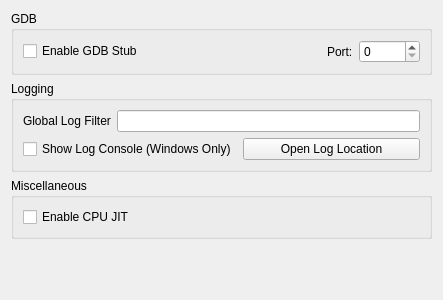
First picture: the form in src/citra_qt/configuration/configure_debug.ui, repository PabloMK7/citra, before the edit.
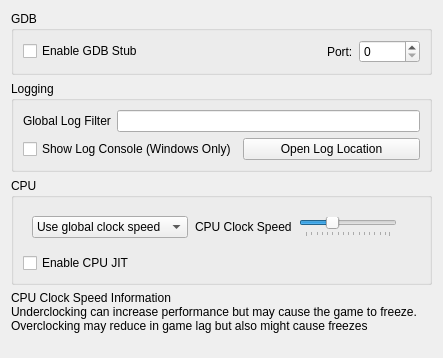
Second picture: the form after the edit.

Commit message: citra_qt: Move CPU speed slider to debug tab and Report Comptaibility to help menu (#6250)

What changed in the file:
```diff
--- a/src/citra_qt/configuration/configure_debug.ui
+++ b/src/citra_qt/configuration/configure_debug.ui
@@ -7,7 +7,7 @@
     <x>0</x>
     <y>0</y>
     <width>443</width>
-    <height>300</height>
+    <height>358</height>
    </rect>
   </property>
   <property name="windowTitle">
@@ -109,10 +109,78 @@
    <item>
     <widget class="QGroupBox" name="groupBox_3">
      <property name="title">
-      <string>Miscellaneous</string>
+      <string>CPU</string>
      </property>
-     <layout class="QVBoxLayout" name="verticalLayout_4">
-      <item>
+     <layout class="QGridLayout" name="gridLayout_2">
+      <item row="1" column="0">
+       <widget class="QWidget" name="clock_speed_widget" native="true">
+        <layout class="QHBoxLayout" name="clock_speed_layout">
+         <property name="spacing">
+          <number>7</number>
+         </property>
+         <item>
+          <widget class="QComboBox" name="clock_speed_combo">
+           <item>
+            <property name="text">
+             <string>Use global clock speed</string>
+            </property>
+           </item>
+           <item>
+            <property name="text">
+             <string>Set clock speed:</string>
+            </property>
+           </item>
+          </widget>
+         </item>
+         <item>
+          <widget class="QLabel" name="clock_speed_label">
+           <property name="text">
+            <string>CPU Clock Speed</string>
+           </property>
+          </widget>
+         </item>
+         <item>
+          <widget class="QSlider" name="slider_clock_speed">
+           <property name="toolTip">
+            <string>&lt;html&gt;&lt;body&gt;Changes the emulated CPU clock frequency.&lt;br&gt;Underclocking can increase performance but may cause the game to freeze.&lt;br&gt;Overclocking may reduce in game lag but also might cause freezes&lt;/body&gt;&lt;/html&gt;</string>
+           </property>
+           <property name="minimum">
+            <number>0</number>
+           </property>
+           <property name="maximum">
+            <number>79</number>
+           </property>
+           <property name="singleStep">
+            <number>5</number>
+           </property>
+           <property name="pageStep">
+            <number>15</number>
+           </property>
+           <property name="value">
+            <number>25</number>
+           </property>
+           <property name="orientation">
+            <enum>Qt::Horizontal</enum>
+           </property>
+           <property name="tickPosition">
+            <enum>QSlider::TicksBelow</enum>
+           </property>
+          </widget>
+         </item>
+         <item>
+          <widget class="QLabel" name="clock_display_label">
+           <property name="text">
+            <string/>
+           </property>
+           <property name="alignment">
+            <set>Qt::AlignRight|Qt::AlignTrailing|Qt::AlignVCenter</set>
+           </property>
+          </widget>
+         </item>
+        </layout>
+       </widget>
+      </item>
+      <item row="2" column="0">
        <widget class="QCheckBox" name="toggle_cpu_jit">
         <property name="toolTip">
          <string>&lt;html&gt;&lt;head/&gt;&lt;body&gt;&lt;p&gt;Enables the use of the ARM JIT compiler for emulating the 3DS CPUs. Don't disable unless for debugging purposes&lt;/p&gt;&lt;/body&gt;&lt;/html&gt;</string>
@@ -125,6 +193,16 @@
      </layout>
     </widget>
    </item>
+   <item>
+    <widget class="QLabel" name="label_cpu_clock_info">
+     <property name="text">
+      <string>&lt;html&gt;&lt;head/&gt;&lt;body&gt;&lt;p&gt;CPU Clock Speed Information&lt;br/&gt;Underclocking can increase performance but may cause the game to freeze.&lt;br/&gt;Overclocking may reduce in game lag but also might cause freezes&lt;/p&gt;&lt;/body&gt;&lt;/html&gt;</string>
+     </property>
+     <property name="textFormat">
+      <enum>Qt::RichText</enum>
+     </property>
+    </widget>
+   </item>
    <item>
     <spacer name="verticalSpacer">
      <property name="orientation">
```
Left out of the diff: 3 changed lines with no effect on the pictures. The commit also changes 7 other files.
